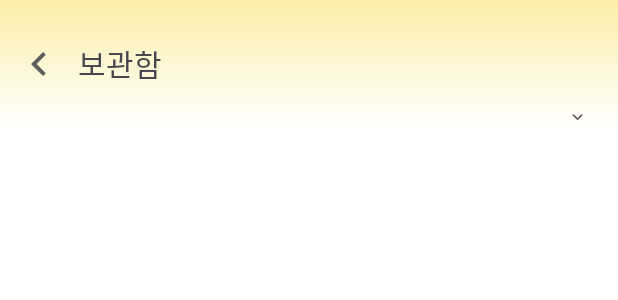
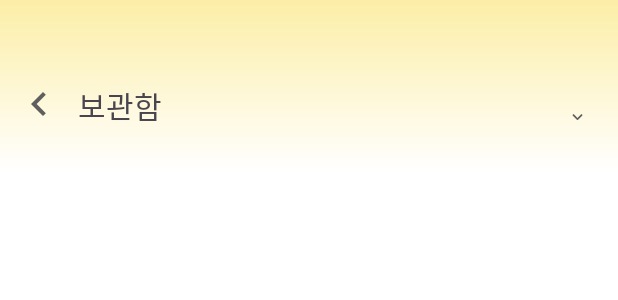
Before and after one commit to yenbbo/bookmark_project, an Android app: the layout activity_my_bookshelf.xml on its own in the app's theme, with its tools: preview values and no code run, on a phone screen of 412 x 824 dp. Shown: the top 300 px of the screen. Run offline under Robolectric (Android 15) with nearby library versions, the phone set to English and light mode, and no system bars.

Commit message:
login&firebase

```diff
--- a/app/build.gradle.kts
+++ b/app/build.gradle.kts
@@ -64,5 +64,5 @@ dependencies {
     implementation (libs.firebase.database)
     implementation(libs.retrofit)
     implementation(libs.converter.gson)
-    implementation(libs.okhttp)
+    implementation(libs.okhttp3.okhttp)
 }
--- a/app/src/main/java/com/example/book_project/BookPageFragment.kt
+++ b/app/src/main/java/com/example/book_project/BookPageFragment.kt
@@ -38,7 +38,6 @@ class BookPageFragment : Fragment() {
         binding.bookTitle.text = book.title
         binding.bookAuthor.text = book.author
         binding.bookDescription.text = book.description
-        binding.bookPages.text = "${book.pages} pages"
         binding.bookYear.text = book.year.toString()
         binding.bookPublisher.text = book.publisher
         binding.bookRating.rating = book.rating
--- a/app/src/main/java/com/example/book_project/CommentActivity.kt
+++ b/app/src/main/java/com/example/book_project/CommentActivity.kt
@@ -65,6 +65,7 @@ class CommentAdapter(val datas: MutableList<Comment>): RecyclerView.Adapter<Recy
         }
 
         binding.itemPage.text = comment.page
+        binding.itemDate.text = comment.getDate().toString()
 
         if(!comment.imageUrl.isNullOrEmpty()) {
             binding.itemImage.visibility = View.VISIBLE
@@ -114,6 +115,10 @@ class CommentActivity : AppCompatActivity() {
         setRecyclerView()
         loadComments()
 
+        binding.beforeIcon.setOnClickListener {
+            finish()
+        }
+
         binding.writingFab.setOnClickListener {
             val intent = Intent(this, WritingActivity::class.java)
             writingActivityResultLauncher.launch(intent)
--- a/app/src/main/java/com/example/book_project/MyPostsActivity.kt
+++ b/app/src/main/java/com/example/book_project/MyPostsActivity.kt
@@ -24,7 +24,8 @@ import com.google.firebase.firestore.toObject
 data class MyPost(
     val content: String = "",
     val page: String = "",
-    val imageUrl: String? = null
+    val imageUrl: String? = null,
+    val date: String = "",
 )
 
 class PostViewHolder(val binding: ItemPostBinding) : RecyclerView.ViewHolder(binding.root)
@@ -38,6 +39,7 @@ class PostAdapter(val data: MutableList<MyPost>) : RecyclerView.Adapter<PostView
         val post = data[position]
         holder.binding.itemText.text = post.content
         holder.binding.itemPage.text = post.page
+        holder.binding.itemDate.text = post.date
 
         if(!post.imageUrl.isNullOrEmpty()){
             holder.binding.itemImage.visibility = ViewGroup.VISIBLE
--- /dev/null
+++ b/app/src/main/res/drawable/search_background.xml
@@ -0,0 +1,6 @@
+<?xml version="1.0" encoding="utf-8"?>
+<shape xmlns:android="http://schemas.android.com/apk/res/android"
+    android:shape="rectangle">
+    <solid android:color="@color/ivory"/>
+    <corners android:radius="12dp"/>
+</shape>
--- a/app/src/main/res/layout/activity_my_bookshelf.xml
+++ b/app/src/main/res/layout/activity_my_bookshelf.xml
@@ -10,25 +10,28 @@
     >
     <LinearLayout
         android:layout_width="match_parent"
-        android:layout_height="85dp"
+        android:layout_height="115dp"
         android:orientation="horizontal"
         android:background="@drawable/gradient_yellow"
+        android:paddingBottom="30dp"
         >
 
         <ImageView
             android:id="@+id/before_icon"
             android:layout_width="32dp"
-            android:layout_height="match_parent"
+            android:layout_height="wrap_content"
             android:src="@drawable/before_icon"
             android:layout_marginStart="10dp"
+            android:layout_gravity="bottom"
             />
         <TextView
             android:layout_width="wrap_content"
-            android:layout_height="match_parent"
+            android:layout_height="wrap_content"
             android:text="보관함"
             style="@style/sub_title"
             android:layout_marginStart="10dp"
             android:gravity="center"
+            android:layout_gravity="bottom"
             />
         <View
             android:layout_width="wrap_content"
--- a/app/src/main/res/layout/item_post.xml
+++ b/app/src/main/res/layout/item_post.xml
@@ -37,6 +37,11 @@
         android:layout_height="0dp"
         android:layout_weight="1"
         />
+    <TextView
+        android:layout_width="wrap_content"
+        android:layout_height="wrap_content"
+        android:id="@+id/item_date"
+        />
     <com.google.android.material.imageview.ShapeableImageView
         android:id="@+id/item_image"
         android:layout_width="80dp"
--- a/gradle/libs.versions.toml
+++ b/gradle/libs.versions.toml
@@ -43,6 +43,7 @@ material = { group = "com.google.android.material", name = "material", version.r
 androidx-activity = { group = "androidx.activity", name = "activity", version.ref = "activity" }
 androidx-constraintlayout = { group = "androidx.constraintlayout", name = "constraintlayout", version.ref = "constraintlayout" }
 okhttp = { module = "com.squareup.okhttp3:okhttp", version.ref = "okhttp" }
+okhttp3-okhttp = { module = "com.squareup.okhttp3:okhttp" }
 play-services-auth = { module = "com.google.android.gms:play-services-auth", version.ref = "playServicesAuth" }
 retrofit = { module = "com.squareup.retrofit2:retrofit", version.ref = "retrofit" }
 v2-user = { module = "com.kakao.sdk:v2-user", version.ref = "v2User" }
```
Also changed, not shown: app/src/main/res/layout/activity_comment.xml (+47 -2 lines).
